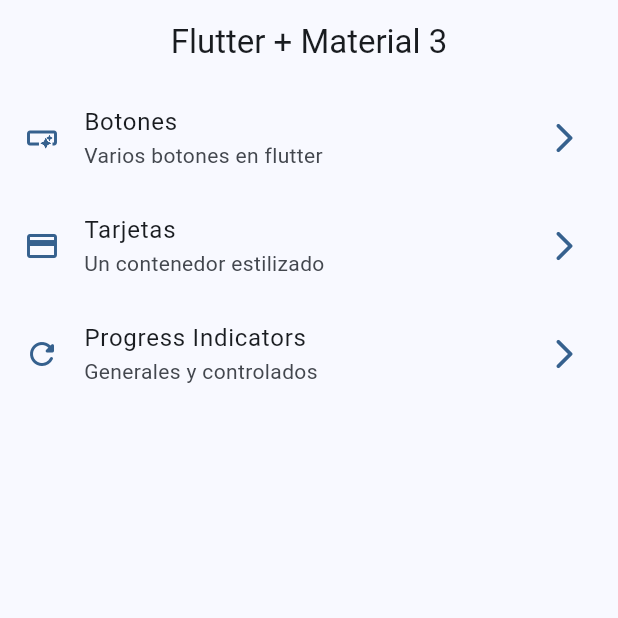
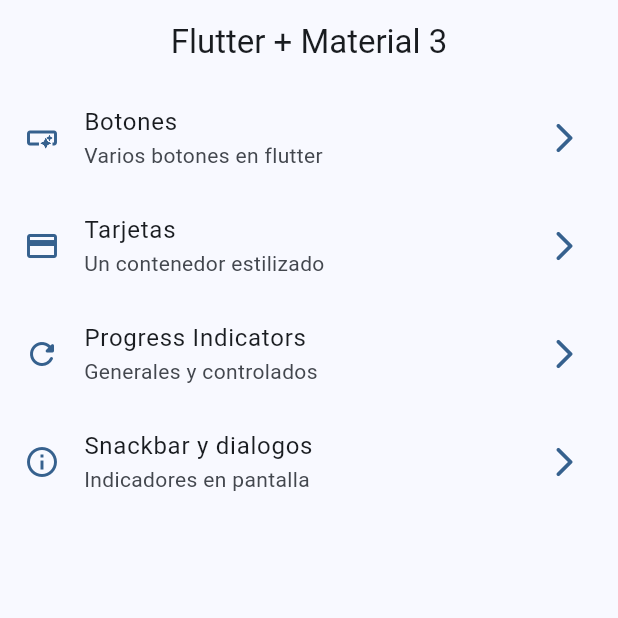
Before and after one commit to kanon488/widgets_app, a Flutter app: the screen it shows after launch, on a phone screen of 412 x 824 dp, the top half of it. Run offline on Flutter 3.47's test engine with Material 3 defaults, Android fonts, the phone set to English and light mode, and no system bars; our stand-ins replace go_router.

```diff
--- a/lib/config/menu/menu_item.dart
+++ b/lib/config/menu/menu_item.dart
@@ -33,4 +33,9 @@ const appMenuItems = <MenuItem>[
       subtitle: 'Generales y controlados',
       link: '/progress',
       icon: Icons.refresh_rounded),
+      MenuItem(
+        title: 'Snackbar y dialogos',
+        subtitle: 'Indicadores en pantalla',
+        link: '/snackbars',
+        icon: Icons.info_outline)
 ];
--- a/lib/config/router/app_router.dart
+++ b/lib/config/router/app_router.dart
@@ -23,6 +23,10 @@ final appRouter = GoRouter(
       path: '/progress',
       name: ProgressScreen.name,
       builder: (context,state) => ProgressScreen()
-      )
+      ),
+      GoRoute(
+        path: '/snackbars',
+        name: SnackbarScreen.name,
+        builder: (context, state) => SnackbarScreen())
   ],
 );
--- a/lib/main.dart
+++ b/lib/main.dart
@@ -12,6 +12,7 @@ class MainApp extends StatelessWidget {
   @override
   Widget build(BuildContext context) {
     return  MaterialApp.router(
+      title: 'Flutter widgets',
       routerConfig: appRouter,
       debugShowCheckedModeBanner: false,
       theme: AppTheme(selectedColor: 0).getTheme(),
```
Also changed, not shown: lib/config/presentation/screens/snackbar/snackbar_screen.dart (+49 -1 lines).
